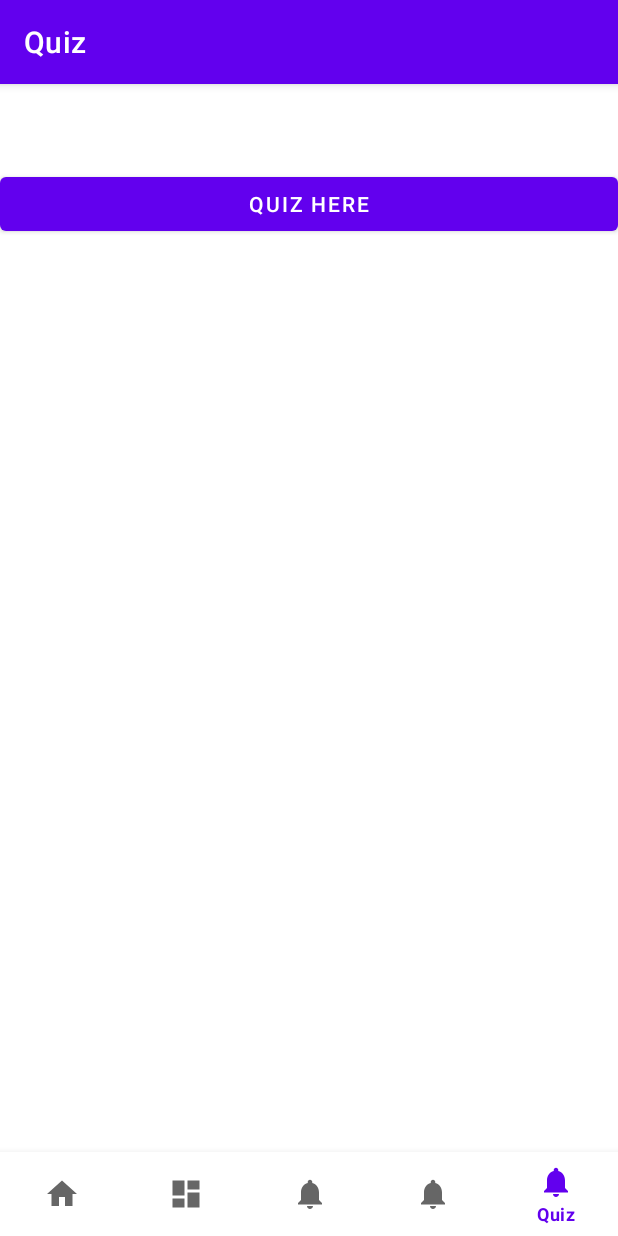
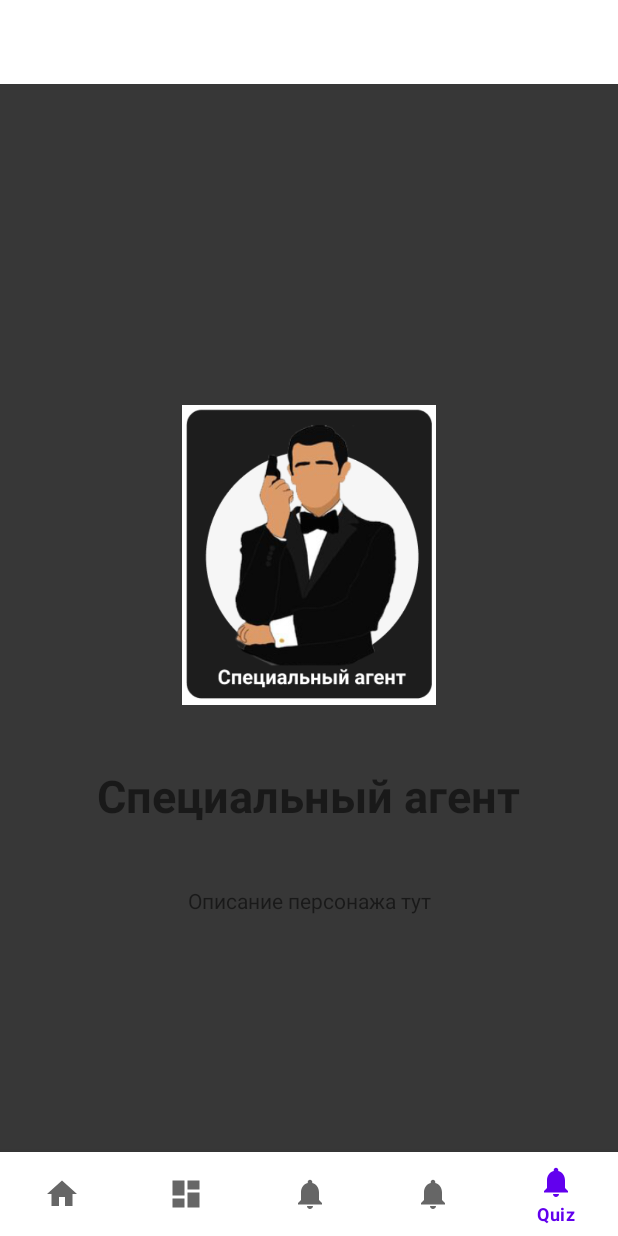
Before and after one commit to IAlmostDeveloper/soulfire-mobile, an Android app: the QuizFragment screen opened through its navigation route, on a phone screen of 412 x 824 dp. Run offline under Robolectric (Android 15) with nearby library versions, the phone set to English and light mode, and no system bars; our stand-ins replace navigation-ui.

Commit message:
Cards slider

```diff
--- a/app/src/main/java/ru/ialmostdeveloper/soulfire_mobile/MainActivity.kt
+++ b/app/src/main/java/ru/ialmostdeveloper/soulfire_mobile/MainActivity.kt
@@ -37,7 +37,6 @@ class MainActivity : AppCompatActivity() {
             R.id.navigation_user_achievements,
             R.id.navigation_quiz,
         ))
-        setupActionBarWithNavController(navController, appBarConfiguration)
         navView.setupWithNavController(navController)
 
 
--- /dev/null
+++ b/app/src/main/java/ru/ialmostdeveloper/soulfire_mobile/SlideAdapter.java
@@ -0,0 +1,96 @@
+package ru.ialmostdeveloper.soulfire_mobile;
+
+import android.content.Context;
+import android.graphics.Color;
+import android.transition.Slide;
+import android.view.LayoutInflater;
+import android.view.View;
+import android.view.ViewGroup;
+import android.widget.ImageView;
+import android.widget.LinearLayout;
+import android.widget.TextView;
+
+import androidx.annotation.NonNull;
+import androidx.viewpager.widget.PagerAdapter;
+
+public class SlideAdapter extends PagerAdapter {
+
+    Context context;
+    LayoutInflater inflater;
+
+
+    //list of images
+    public int[] lst_images = {
+            R.drawable.character_1,
+            R.drawable.character_2,
+            R.drawable.character_3,
+            R.drawable.character_4,
+            R.drawable.character_5
+    };
+
+    //list of titles
+
+    public String[] lst_title = {
+            "Специальный агент",
+            "Мисс-Чудо",
+            "Рыцарь",
+            "Философ",
+            "Принцесса"
+    };
+
+    public SlideAdapter(Context context){
+        this.context = context;
+    }
+
+    @Override
+    public void destroyItem(@NonNull ViewGroup container, int position, @NonNull Object object) {
+        container.removeView((LinearLayout)object);
+    }
+
+    @NonNull
+    @Override
+    public Object instantiateItem(@NonNull ViewGroup container, int position) {
+        inflater = (LayoutInflater) context.getSystemService(context.LAYOUT_INFLATER_SERVICE);
+        View view = inflater.inflate(R.layout.slide, container, false);
+        LinearLayout layoutslide = view.findViewById(R.id.slidelinearlayout);
+
+        ImageView imgslide = view.findViewById(R.id.slideimg);
+        TextView txttitle = view.findViewById(R.id.txttitle);
+        TextView txtdescription = view.findViewById(R.id.txtdescription);
+
+        layoutslide.setBackgroundColor(lst_backgroundcolor[position]);
+        imgslide.setImageResource(lst_images[position]);
+        txttitle.setText(lst_title[position]);
+        txtdescription.setText(lst_description[position]);
+
+        container.addView(view);
+
+        return view;
+    }
+
+    public String[] lst_description = {
+            "Описание персонажа тут",
+            "Описание персонажа тут",
+            "Описание персонажа тут",
+            "Описание персонажа тут",
+            "Описание персонажа тут",
+    };
+
+    public int[] lst_backgroundcolor = {
+            Color.rgb(55,55,55),
+            Color.rgb(239,85,85),
+            Color.rgb(110,49,89),
+            Color.rgb(1,138,212),
+            Color.rgb(42,204,116),
+    };
+
+    @Override
+    public int getCount() {
+        return lst_title.length;
+    }
+
+    @Override
+    public boolean isViewFromObject(@NonNull View view, @NonNull Object object) {
+        return (view==(LinearLayout)object);
+    }
+}
--- a/app/src/main/java/ru/ialmostdeveloper/soulfire_mobile/ui/QuizFragment.kt
+++ b/app/src/main/java/ru/ialmostdeveloper/soulfire_mobile/ui/QuizFragment.kt
@@ -8,10 +8,12 @@ import android.widget.Button
 import android.widget.EditText
 import android.widget.TextView
 import androidx.fragment.app.Fragment
+import androidx.viewpager.widget.ViewPager
 import retrofit2.Call
 import retrofit2.Callback
 import retrofit2.Response
 import ru.ialmostdeveloper.soulfire_mobile.R
+import ru.ialmostdeveloper.soulfire_mobile.SlideAdapter
 import ru.ialmostdeveloper.soulfire_mobile.network.ApiClient
 import ru.ialmostdeveloper.soulfire_mobile.network.models.SignInRequest
 import ru.ialmostdeveloper.soulfire_mobile.network.models.SignInResponse
@@ -21,6 +23,8 @@ import ru.ialmostdeveloper.soulfire_mobile.network.UserCredentials
 class QuizFragment : Fragment() {
     private lateinit var sessionManager: SessionManager
     private lateinit var apiClient: ApiClient
+    private lateinit var viewPager: ViewPager
+    private lateinit var slideAdapter: SlideAdapter
 
     override fun onCreateView(
         inflater: LayoutInflater,
@@ -30,7 +34,9 @@ class QuizFragment : Fragment() {
         apiClient = ApiClient()
         sessionManager = SessionManager(this.requireContext())
         val view = inflater.inflate(R.layout.fragment_quiz, container, false)
-
+        viewPager = view.findViewById(R.id.viewpager);
+        slideAdapter = SlideAdapter(this.requireContext())
+        viewPager.adapter = slideAdapter
         return view
     }
 }
--- a/app/src/main/res/layout/fragment_quiz.xml
+++ b/app/src/main/res/layout/fragment_quiz.xml
@@ -1,17 +1,16 @@
 <?xml version="1.0" encoding="utf-8"?>
-<androidx.constraintlayout.widget.ConstraintLayout xmlns:android="http://schemas.android.com/apk/res/android"
+<LinearLayout xmlns:android="http://schemas.android.com/apk/res/android"
     android:layout_width="match_parent"
     android:layout_height="match_parent"
     xmlns:app="http://schemas.android.com/apk/res-auto"
     xmlns:tools="http://schemas.android.com/tools"
     tools:context="ru.ialmostdeveloper.soulfire_mobile.ui.QuizFragment">
 
-    <Button
+    <androidx.viewpager.widget.ViewPager
+        android:id="@+id/viewpager"
         android:layout_width="match_parent"
-        android:layout_height="wrap_content"
-        android:text="Quiz here"
-        app:layout_constraintTop_toTopOf="parent"
-        app:layout_constraintLeft_toLeftOf="parent"
-        app:layout_constraintRight_toRightOf="parent"/>
+        android:layout_height="match_parent">
 
-</androidx.constraintlayout.widget.ConstraintLayout>
+    </androidx.viewpager.widget.ViewPager>
+
+</LinearLayout>
--- /dev/null
+++ b/app/src/main/res/layout/slide.xml
@@ -0,0 +1,29 @@
+<?xml version="1.0" encoding="utf-8"?>
+<LinearLayout xmlns:android="http://schemas.android.com/apk/res/android"
+    android:id="@+id/slidelinearlayout"
+    android:layout_width="match_parent"
+    android:layout_height="match_parent"
+    android:gravity="center"
+    android:orientation="vertical">
+<ImageView
+    android:id="@+id/slideimg"
+    android:layout_width="200dp"
+    android:layout_height="200dp"/>
+
+    <TextView
+        android:id="@+id/txttitle"
+        android:layout_width="wrap_content"
+        android:layout_height="wrap_content"
+        android:text="Title Here"
+        android:textSize="30sp"
+        android:textStyle="bold"
+        android:layout_marginTop="40dp" />
+
+    <TextView
+        android:id="@+id/txtdescription"
+        android:layout_marginTop="40dp"
+        android:textAlignment="center"
+        android:text="Description here"
+        android:layout_width="wrap_content"
+        android:layout_height="wrap_content"/>
+</LinearLayout>
--- a/app/src/main/res/values/themes.xml
+++ b/app/src/main/res/values/themes.xml
@@ -1,6 +1,6 @@
 <resources xmlns:tools="http://schemas.android.com/tools">
     <!-- Base application theme. -->
-    <style name="Theme.Soulfiremobile" parent="Theme.MaterialComponents.DayNight.DarkActionBar">
+    <style name="Theme.Soulfiremobile" parent="Theme.MaterialComponents.DayNight.NoActionBar">
         <!-- Primary brand color. -->
         <item name="colorPrimary">@color/purple_500</item>
         <item name="colorPrimaryVariant">@color/purple_700</item>
```
Also changed, not shown: app/src/main/res/drawable/character_1.PNG (added), app/src/main/res/drawable/character_2.PNG (added), app/src/main/res/drawable/character_3.PNG (added), app/src/main/res/drawable/character_4.PNG (added), app/src/main/res/drawable/character_5.PNG (added).
